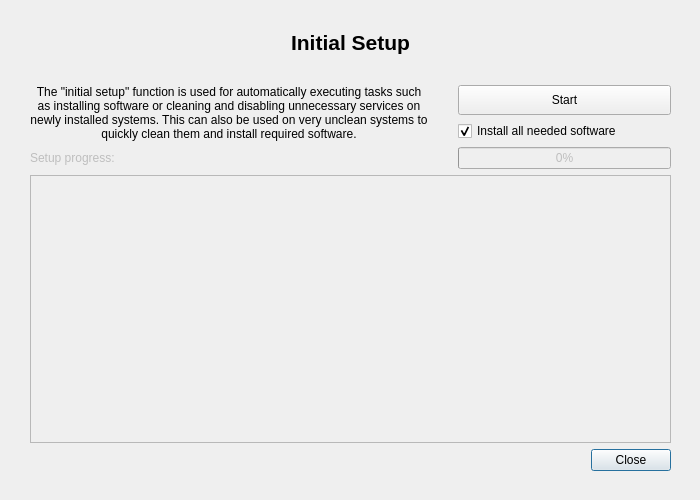
Atrate/qSchoolHelper, file ui/initial_setup_dialog.ui: the form before one commit.
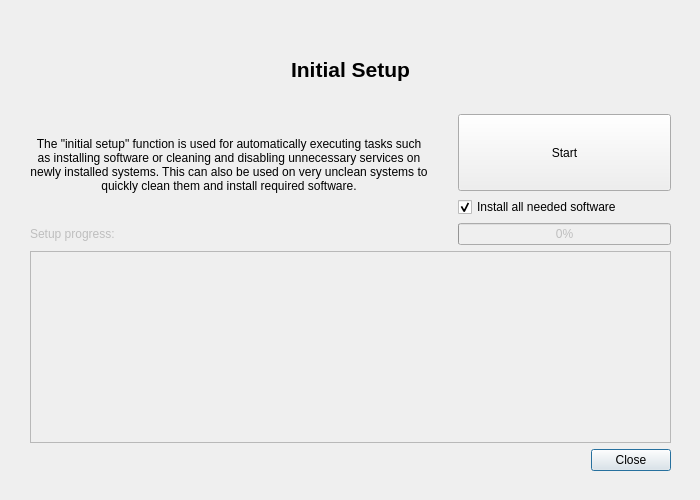
The form after the commit. Icons and pictures are not drawn.

Patch:
```diff
--- a/ui/initial_setup_dialog.ui
+++ b/ui/initial_setup_dialog.ui
@@ -61,6 +61,12 @@
     </property>
     <item row="0" column="0" colspan="2">
      <widget class="QLabel" name="title_label">
+      <property name="sizePolicy">
+       <sizepolicy hsizetype="Preferred" vsizetype="Preferred">
+        <horstretch>0</horstretch>
+        <verstretch>1</verstretch>
+       </sizepolicy>
+      </property>
       <property name="font">
        <font>
         <pointsize>16</pointsize>
@@ -69,8 +75,7 @@
        </font>
       </property>
       <property name="text">
-       <string>Initial Setup
-</string>
+       <string>Initial Setup</string>
       </property>
       <property name="alignment">
        <set>Qt::AlignCenter</set>
@@ -100,7 +105,7 @@
        <bool>false</bool>
       </property>
       <property name="text">
-       <string>Setup progress:    </string>
+       <string>Setup progress:</string>
       </property>
      </widget>
     </item>
@@ -109,7 +114,7 @@
       <property name="sizePolicy">
        <sizepolicy hsizetype="Minimum" vsizetype="Minimum">
         <horstretch>0</horstretch>
-        <verstretch>0</verstretch>
+        <verstretch>1</verstretch>
        </sizepolicy>
       </property>
       <property name="minimumSize">
```
